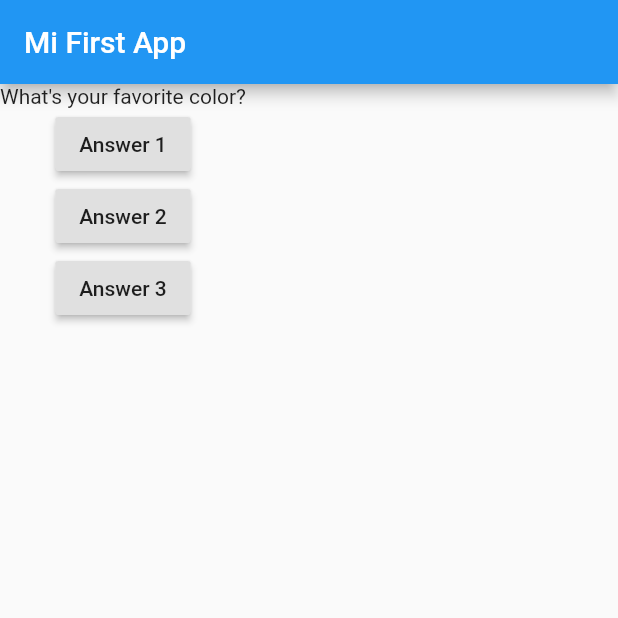
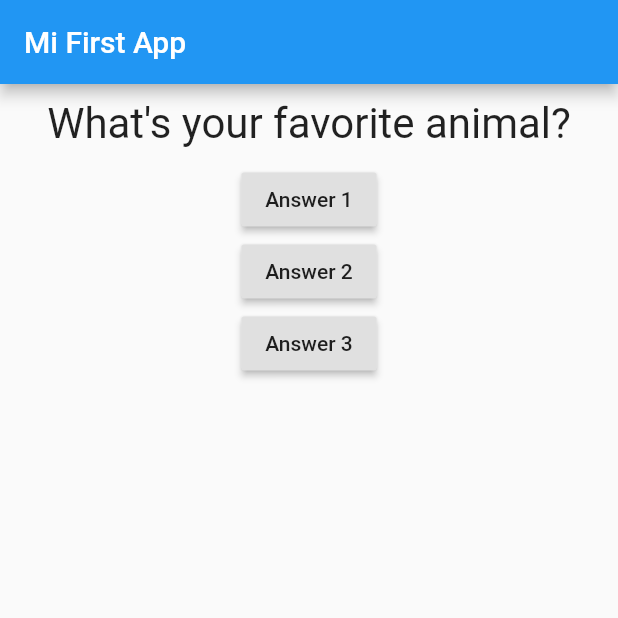
Before and after one commit to suad-mo/my_app, a Flutter app: the screen it shows after launch, after a tap on "Answer 1", on a phone screen of 412 x 824 dp, the top half of it. Run offline on Flutter 3.47's test engine with Material 2 defaults, Android fonts, the phone set to English and light mode, and no system bars.

Commit message:
Add QuestionWidget.dart...

```diff
--- a/lib/main.dart
+++ b/lib/main.dart
@@ -1,4 +1,5 @@
 import 'package:flutter/material.dart';
+import 'package:my_app/question.dart';
 
 // void main() {
 //   runApp(const MyApp());
@@ -6,12 +7,19 @@ import 'package:flutter/material.dart';
 
 void main() => runApp(MyApp());
 
-class MyApp extends StatelessWidget {
+class MyApp extends StatefulWidget {
+  @override
+  State<MyApp> createState() => _MyAppState();
+}
+
+class _MyAppState extends State<MyApp> {
   // const MyApp({Key? key}) : super(key: key);
-  var questionIndex = 0;
+  var _questionIndex = 0;
 
   void answerQuestion() {
-    questionIndex = questionIndex + 1;
+    setState(() {
+      _questionIndex = _questionIndex + 1;
+    });
     print('Answer chosen!');
   }
 
@@ -29,8 +37,8 @@ class MyApp extends StatelessWidget {
         ),
         body: Column(
           children: [
-            Text(
-              questions[questionIndex],
+            Question(
+              questions[_questionIndex],
             ),
             RaisedButton(
               child: Text('Answer 1'),
--- /dev/null
+++ b/lib/question.dart
@@ -0,0 +1,22 @@
+import 'package:flutter/material.dart';
+
+class Question extends StatelessWidget {
+  //const Question({Key? key}) : super(key: key);
+
+  final String questionText;
+
+  Question(this.questionText);
+
+  @override
+  Widget build(BuildContext context) {
+    return Container(
+      width: double.infinity,
+      margin: EdgeInsets.all(10),
+      child: Text(
+        questionText,
+        style: TextStyle(fontSize: 28),
+        textAlign: TextAlign.center,
+      ),
+    );
+  }
+}
```
